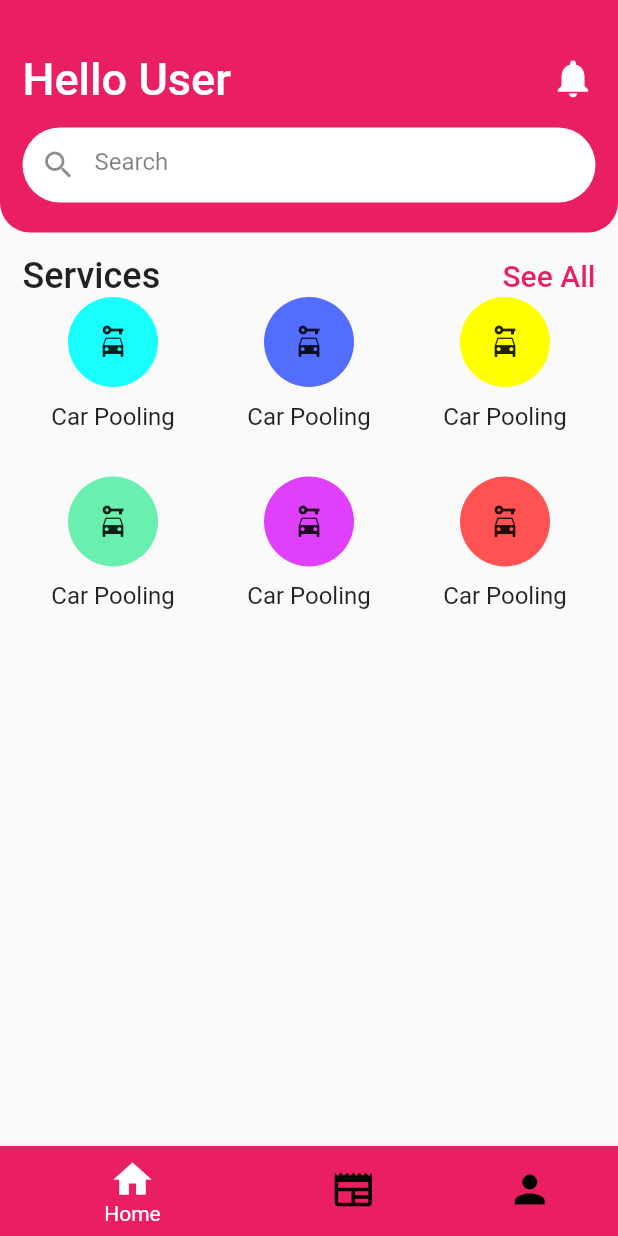
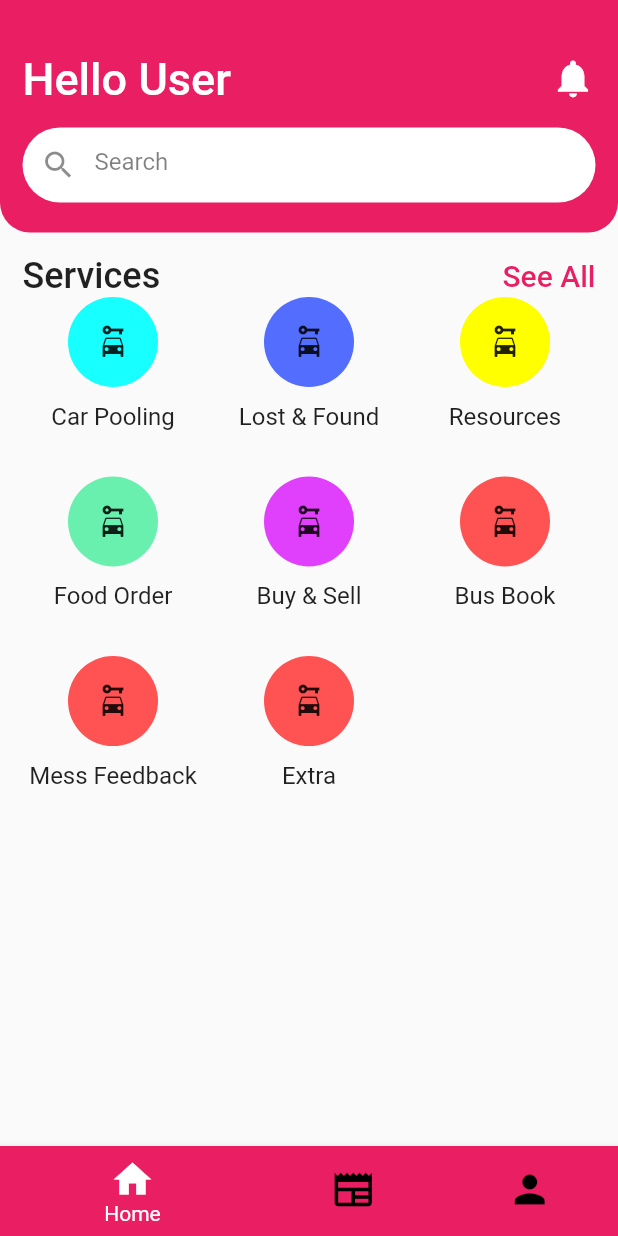
Before and after one commit to nub-badsoldier/HelpMeOut, a Flutter app: the screen it shows after launch, on a phone screen of 412 x 824 dp. Run offline on Flutter 3.47's test engine with Material 2 defaults, Android fonts, the phone set to English and light mode, and no system bars.

Commit message:
Structure Updated

```diff
--- a/lib/main.dart
+++ b/lib/main.dart
@@ -1,6 +1,8 @@
 import 'package:flutter/material.dart';
 import 'package:flutter/rendering.dart';
 import 'screens/home.dart';
+import 'screens/feed.dart';
+import 'screens/profile.dart';
 
 void main() {
   runApp(new MyApp());
@@ -30,17 +32,34 @@ class Display extends StatefulWidget {
 }
 
 class _DisplayState extends State<Display> {
+
+  int selectedIndex = 0;
+
+  final screenOptions = [
+    const Home_Page(),
+    const Feed_Page(),
+    const Profile_Page(),
+  ];
+
+  void onItemTapped(int index) {
+    setState(() {
+      selectedIndex = index;
+    });
+  }
+
   @override
   Widget build(BuildContext context) {
     return Scaffold(
-      body: Home_Page(),
+      body: screenOptions.elementAt(selectedIndex),
       bottomNavigationBar: BottomNavigationBar(
+        type: BottomNavigationBarType.shifting,
+        currentIndex: selectedIndex,
+        onTap: onItemTapped,
+        elevation: 5,
+        iconSize: 30,
         backgroundColor: Colors.pink,
         selectedItemColor: Colors.white,
         unselectedItemColor: Colors.black,
-        type: BottomNavigationBarType.shifting,
-        elevation: 5,
-        iconSize: 30,
         items: const <BottomNavigationBarItem>[
           BottomNavigationBarItem(
             icon: Icon(Icons.home),
--- a/lib/screens/home.dart
+++ b/lib/screens/home.dart
@@ -1,4 +1,6 @@
 import 'package:flutter/material.dart';
+import 'package:helpmeout/services/carpooling.dart';
+import 'package:helpmeout/services/lostnfound.dart';
 
 class Home_Page extends StatefulWidget {
   const Home_Page({Key? key}) : super(key: key);
@@ -11,18 +13,21 @@ class ServiceIcon {
   final String title;
   final Icon icon;
   final Color color;
-  const ServiceIcon(this.title, this.icon, this.color);
+  final StatefulWidget page;
+  const ServiceIcon(this.title, this.icon, this.color, this.page);
 }
 
 class _Home_PageState extends State<Home_Page> {
 
   List<ServiceIcon> serviceicons = <ServiceIcon>[
-    ServiceIcon('Car Pooling',Icon(Icons.car_rental),Colors.cyanAccent),
-    ServiceIcon('Car Pooling',Icon(Icons.car_rental),Colors.indigoAccent),
-    ServiceIcon('Car Pooling',Icon(Icons.car_rental),Colors.yellowAccent),
-    ServiceIcon('Car Pooling',Icon(Icons.car_rental),Colors.greenAccent),
-    ServiceIcon('Car Pooling',Icon(Icons.car_rental),Colors.purpleAccent),
-    ServiceIcon('Car Pooling',Icon(Icons.car_rental),Colors.redAccent),
+    ServiceIcon('Car Pooling', Icon(Icons.car_rental), Colors.cyanAccent, CarPoolingPage()),
+    ServiceIcon('Lost & Found', Icon(Icons.car_rental), Colors.indigoAccent, LostFoundPage()),
+    ServiceIcon('Resources', Icon(Icons.car_rental), Colors.yellowAccent, CarPoolingPage()),
+    ServiceIcon('Food Order',Icon(Icons.car_rental),Colors.greenAccent,CarPoolingPage()),
+    ServiceIcon('Buy & Sell',Icon(Icons.car_rental),Colors.purpleAccent, CarPoolingPage()),
+    ServiceIcon('Bus Book',Icon(Icons.car_rental),Colors.redAccent, CarPoolingPage()),
+    ServiceIcon('Mess Feedback',Icon(Icons.car_rental),Colors.redAccent, CarPoolingPage()),
+    ServiceIcon('Extra',Icon(Icons.car_rental),Colors.redAccent, CarPoolingPage()),
   ];
 
   String inkwel = '';
@@ -127,7 +132,15 @@ class _Home_PageState extends State<Home_Page> {
                   physics: NeverScrollableScrollPhysics(),
                   itemCount: serviceicons.length,
                   itemBuilder: (context, index) {
-                    return Column(
+                    return InkWell(
+                      onTap: () {
+                        Navigator.of(context).push(
+                          MaterialPageRoute(builder: (context) {
+                            return serviceicons[index].page;
+                          }),
+                        );
+                      },
+                      child: Column(
                         crossAxisAlignment: CrossAxisAlignment.center,
                         children: [
                           Container(
@@ -149,6 +162,7 @@ class _Home_PageState extends State<Home_Page> {
                             ),
                           ),
                         ],
+                      ),
                     );
                   },
                 )
```
Also changed, not shown: lib/screens/feed.dart (added, +15 -0 lines), lib/screens/profile.dart (added, +15 -0 lines), lib/services/carpooling.dart (added, +24 -0 lines), lib/services/lostnfound.dart (added, +15 -0 lines). Lines whose indentation alone changed are shown as unchanged.
